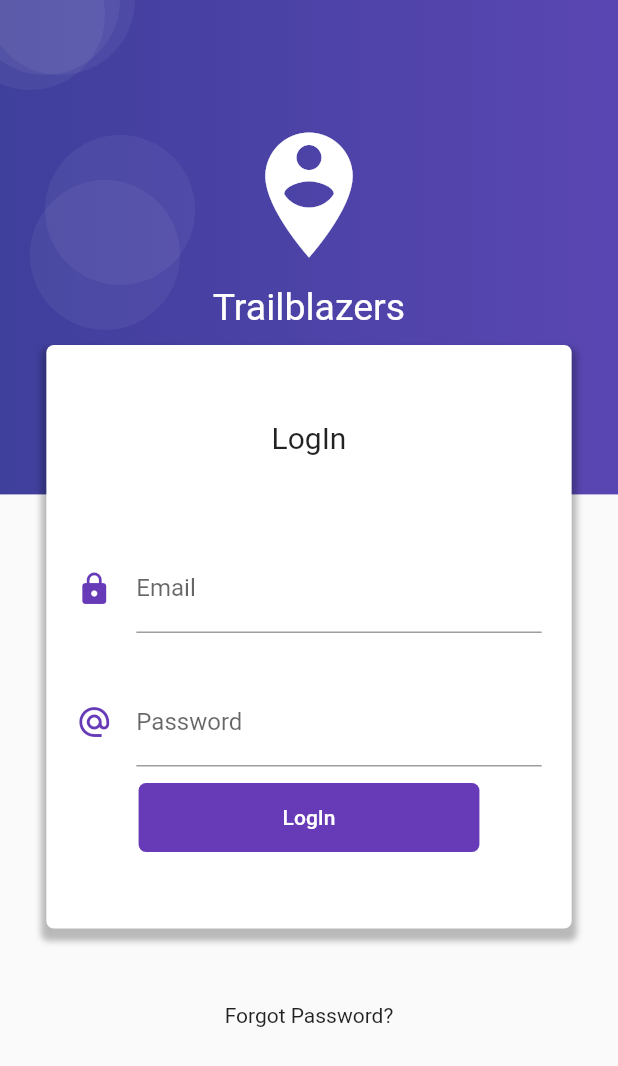
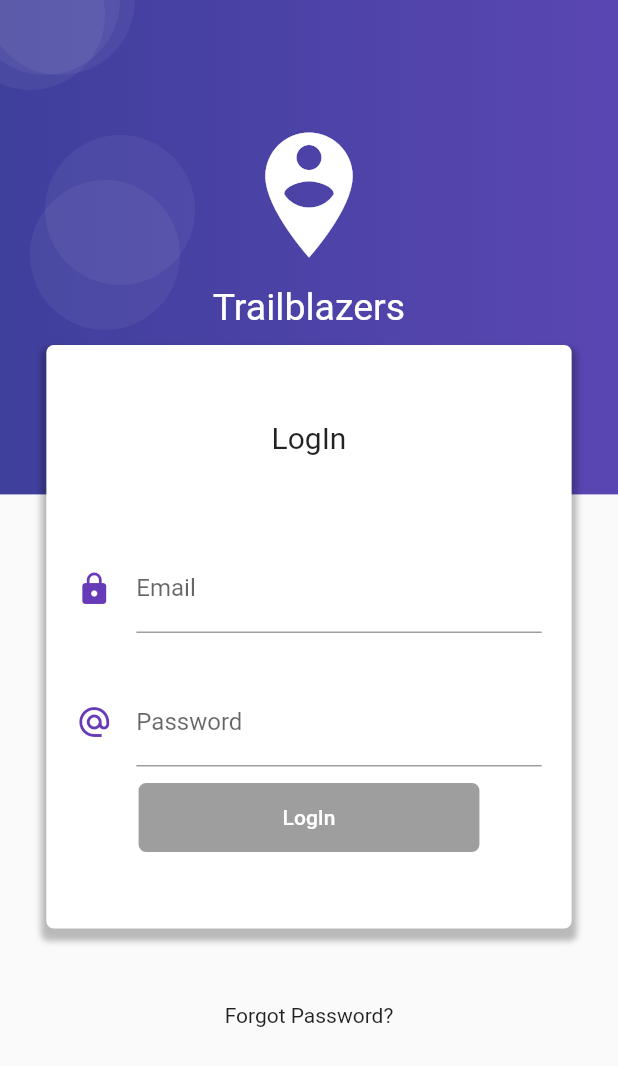
Before and after one commit to TrailblazerGarage/ecommerce-app, a Flutter app: the screen it shows after launch, on a phone screen of 412 x 824 dp. Shown: the top 1066 px of the screen. Run offline on Flutter 3.47's test engine with Material 2 defaults, Android fonts, the phone set to English and light mode, and no system bars; our stand-ins replace rxdart.

Commit message:
Add Stream Transform Validation and RxDart BehaviourSubject and Rx.combineLatest

```diff
--- a/lib/main.dart
+++ b/lib/main.dart
@@ -18,7 +18,10 @@ class MyApp extends StatelessWidget {
           'login' : ( BuildContext context ) => LoginPage(),
           'home'  : ( BuildContext context ) => HomePage(),
         },
-      )
+        theme: ThemeData(
+          primaryColor: Colors.deepPurple
+        )
+      ),
     );
   }
 }
--- a/lib/src/blocks/login_bloc.dart
+++ b/lib/src/blocks/login_bloc.dart
@@ -1,17 +1,29 @@
 import 'dart:async';
 
-class LoginBloc {
+import 'package:ecommerceapp/src/blocks/validators.dart';
+import 'package:rxdart/rxdart.dart';
 
-  final _emailController    = StreamController<String>.broadcast();
-  final _passwordController = StreamController<String>.broadcast();
+class LoginBloc with Validators {
+
+  /// RxDart does not know StreamController by BehaviourSubject - no need to .broadcast()
+  final _emailController    = BehaviorSubject<String>();
+  final _passwordController = BehaviorSubject<String>();
 
   // Recovery values from Stream
-  Stream<String> get emailStream        => _emailController.stream;
-  Stream<String> get passwordStream     => _passwordController.stream;
+  Stream<String> get emailStream        =>  _emailController.stream.transform(validateEmail);
+  Stream<String> get passwordStream     =>  _passwordController.stream.transform(validatePassword);
+
+  /// Rx.combineLatest
+  Stream<bool> get formValidStream      =>
+    Rx.combineLatest2(emailStream, passwordStream, (email, pass) => true);
 
   // Insert values to the Stream
-  Function(String) get changeEmail    => _emailController.sink.add;
-  Function(String) get changePassword =>  _passwordController.sink.add;
+  Function(String) get changeEmail      =>  _emailController.sink.add;
+  Function(String) get changePassword   =>  _passwordController.sink.add;
+
+  // Obtain the last value inserted into the streams
+  String get email    => _emailController.value;
+  String get password => _passwordController.value;
 
   dispose() {
     _emailController?.close();
--- a/lib/src/pages/login_page.dart
+++ b/lib/src/pages/login_page.dart
@@ -55,7 +55,7 @@ class LoginPage extends StatelessWidget {
                 SizedBox( height: 30.0 ),
                 _createPassword( bloc ),
                 SizedBox( height: 10.0 ),
-                _createLoginButton()
+                _createLoginButton( bloc )
               ],
             ),
           ),
@@ -64,20 +64,6 @@ class LoginPage extends StatelessWidget {
           SizedBox( height: 100.0 )
         ]
       )
-    );
-  }
-
-  Widget _createPassword(LoginBloc bloc) {
-    return Container(
-      padding: EdgeInsets.symmetric(horizontal: 20.0),
-
-      child: TextField(
-        obscureText: true,
-        decoration: InputDecoration(
-          icon: Icon(Icons.alternate_email,color: Colors.deepPurple),
-          labelText: 'Password',
-        ),
-      ),
     );
   }
 
@@ -95,7 +81,7 @@ class LoginPage extends StatelessWidget {
               icon: Icon(Icons.lock,color: Colors.deepPurple),
               hintText: 'ejemplo@email.com',
               labelText: 'Email',
-              counterText: snapshot.data,
+              errorText: snapshot.error
             ),
             /// same as onChanged: bloc.changeEmail, send reference
             /// so first argument will transport to the bloc.changeEmail first argument
@@ -106,7 +92,32 @@ class LoginPage extends StatelessWidget {
     );
   }
 
-  Widget _createLoginButton() {
+  Widget _createPassword(LoginBloc bloc) {
+    return StreamBuilder(
+      stream: bloc.passwordStream,
+      builder: (BuildContext context, AsyncSnapshot snapshot) {
+        return Container(
+          padding: EdgeInsets.symmetric(horizontal: 20.0),
+
+          child: TextField(
+            obscureText: true,
+            decoration: InputDecoration(
+              icon: Icon(Icons.alternate_email, color: Colors.deepPurple),
+              labelText: 'Password',
+              errorText: snapshot.error
+            ),
+            onChanged: bloc.changePassword,
+          ),
+        );
+      },
+    );
+  }
+
+  Widget _createLoginButton(LoginBloc bloc) {
+
+    return StreamBuilder(
+      stream: bloc.formValidStream,
+      builder: (BuildContext context, AsyncSnapshot snapshot){
         return RaisedButton(
           child: Container(
             padding: EdgeInsets.symmetric(horizontal: 80.0, vertical: 15.0),
@@ -118,8 +129,18 @@ class LoginPage extends StatelessWidget {
           elevation: 0.0,
           color: Colors.deepPurple,
           textColor: Colors.white,
-      onPressed: (){},
+          onPressed: snapshot.hasData ? () => _login(bloc, context) : null,
         );
+      }
+    );
+  }
+
+  _login(LoginBloc bloc, BuildContext context) {
+    print('===============');
+    print('Email ${ bloc.email }');
+    print('Password ${ bloc.password }');
+    print('================');
+    Navigator.pushReplacementNamed(context, 'home');
   }
 
   Widget _createBackground(BuildContext context) {
--- a/pubspec.yaml
+++ b/pubspec.yaml
@@ -28,6 +28,7 @@ dependencies:
   # The following adds the Cupertino Icons font to your application.
   # Use with the CupertinoIcons class for iOS style icons.
   cupertino_icons: ^0.1.3
+  rxdart: ^0.24.1
 
 dev_dependencies:
   flutter_test:
```
Also changed, not shown: lib/src/blocks/validators.dart (added, +31 -0 lines), lib/src/pages/home_page.dart (+14 -1 lines), pubspec.lock. Lines whose indentation alone changed are shown as unchanged.
